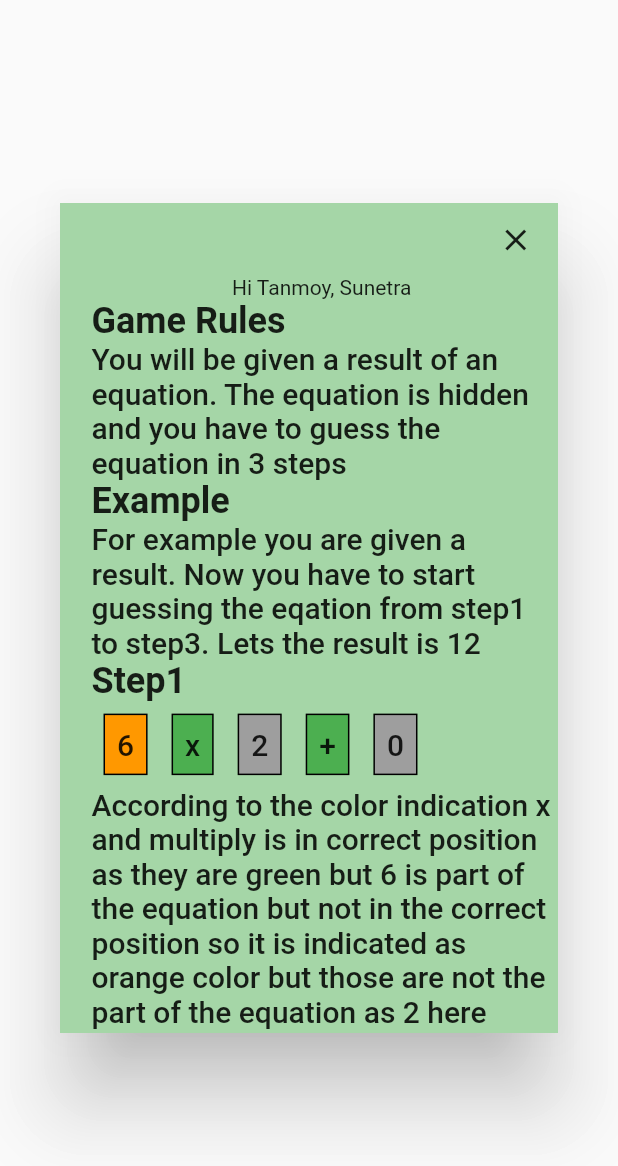
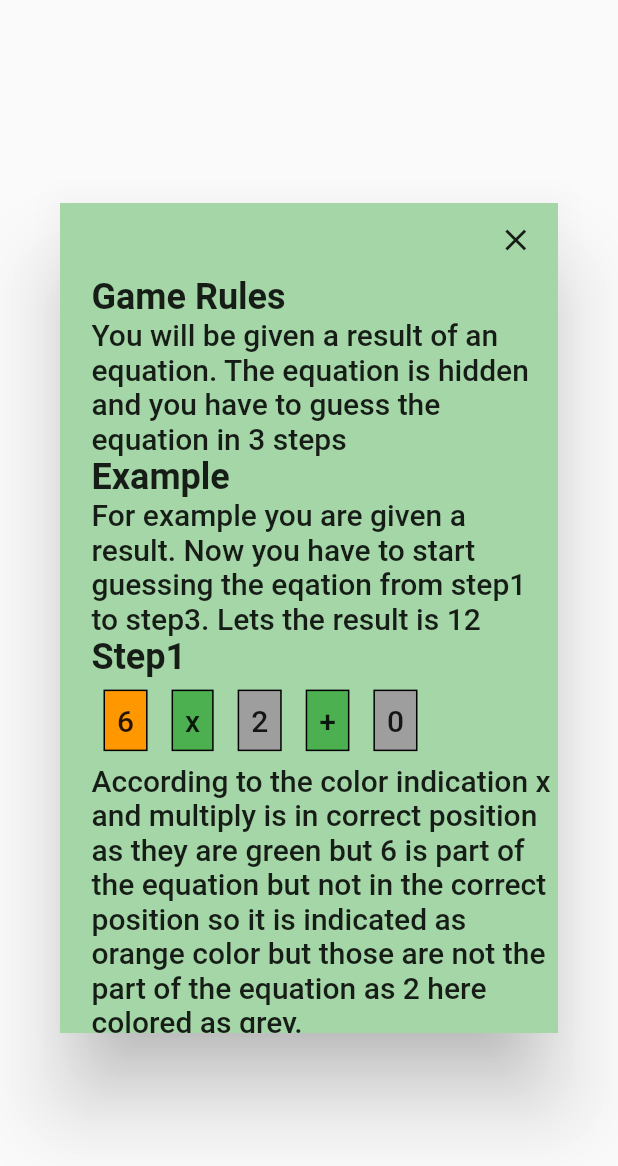
Before and after one commit to sabirklm/BODMAS-TEAM-MAS404, a Flutter app: the screen it shows after launch, on a phone screen of 412 x 824 dp. Shown: the top 1166 px of the screen. Run offline on Flutter 3.47's test engine with Material 2 defaults, Android fonts, the phone set to English and light mode, and no system bars; our stand-ins replace confetti, firebase_analytics, firebase_core, get, math_expressions; accounts and stored records are empty.

Commit message:
removed names

```diff
--- a/lib/pages/rules_page.dart
+++ b/lib/pages/rules_page.dart
@@ -37,7 +37,7 @@ class RulesPage extends StatelessWidget {
                   ),
                 ),
               ),
-              Text("Hi Tanmoy, Sunetra"),
+
               Align(
                 alignment: Alignment.topLeft,
                 child: RichText(
```
